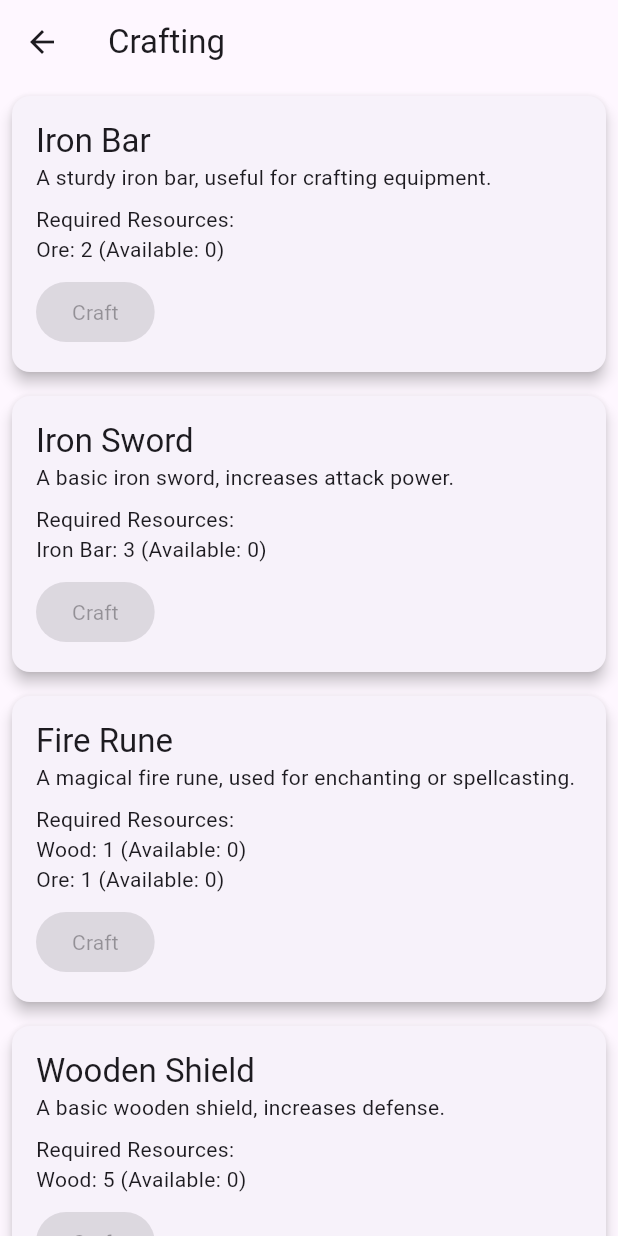
After one commit to chongwongus/incremental-game-app, a Flutter app: the CraftingScreen screen opened directly, on a phone screen of 412 x 824 dp. The commit adds this screen. Run offline on Flutter 3.47's test engine with Material 3 defaults, Android fonts, the phone set to English and light mode, and no system bars; our stand-ins replace shared_preferences; accounts and stored records are empty; generated files the repository leaves out were written again.

Commit message:
added resources and crafting

```diff
--- /dev/null
+++ b/lib/crafting.dart
@@ -0,0 +1,77 @@
+import 'package:flutter/foundation.dart';
+import 'resource.dart';
+
+enum ItemType { Metal, Equipment, Rune, Potion }
+
+class CraftedItem {
+  final String name;
+  final ItemType type;
+  final Map<String, int> resourceCost;
+  final String description;
+
+  CraftedItem({
+    required this.name,
+    required this.type,
+    required this.resourceCost,
+    required this.description,
+  });
+}
+
+class CraftingManager extends ChangeNotifier {
+  final ResourceManager resourceManager;
+  final List<CraftedItem> recipes = [
+    CraftedItem(
+      name: 'Iron Bar',
+      type: ItemType.Metal,
+      resourceCost: {'Ore': 2},
+      description: 'A sturdy iron bar, useful for crafting equipment.',
+    ),
+    CraftedItem(
+      name: 'Iron Sword',
+      type: ItemType.Equipment,
+      resourceCost: {'Iron Bar': 3},
+      description: 'A basic iron sword, increases attack power.',
+    ),
+    CraftedItem(
+      name: 'Fire Rune',
+      type: ItemType.Rune,
+      resourceCost: {'Wood': 1, 'Ore': 1},
+      description: 'A magical fire rune, used for enchanting or spellcasting.',
+    ),
+    CraftedItem(
+      name: 'Wooden Shield',
+      type: ItemType.Equipment,
+      resourceCost: {'Wood': 5},
+      description: 'A basic wooden shield, increases defense.',
+    ),
+    CraftedItem(
+      name: 'Healing Potion',
+      type: ItemType.Potion,
+      resourceCost: {'Herbs': 3, 'Fish': 1},
+      description: 'A potion that restores health when consumed.',
+    ),
+    CraftedItem(
+      name: 'Gem-studded Amulet',
+      type: ItemType.Equipment,
+      resourceCost: {'Iron Bar': 1, 'Gems': 2},
+      description: 'An amulet that boosts magical abilities.',
+    ),
+  ];
+
+  CraftingManager(this.resourceManager);
+
+  bool canCraft(CraftedItem item) {
+    return item.resourceCost.entries.every((entry) =>
+        resourceManager.getResourceQuantity(entry.key) >= entry.value);
+  }
+
+  void craft(CraftedItem item) {
+    if (canCraft(item)) {
+      item.resourceCost.forEach((resource, amount) {
+        resourceManager.addResource(resource, -amount);
+      });
+      // Add the crafted item to inventory or apply its effects
+      notifyListeners();
+    }
+  }
+}
--- /dev/null
+++ b/lib/crafting_screen.dart
@@ -0,0 +1,63 @@
+// crafting_screen.dart
+import 'package:flutter/material.dart';
+import 'package:provider/provider.dart';
+import 'crafting.dart';
+import 'resource.dart';
+
+class CraftingScreen extends StatelessWidget {
+  @override
+  Widget build(BuildContext context) {
+    return Scaffold(
+      appBar: AppBar(title: Text('Crafting')),
+      body: Consumer2<CraftingManager, ResourceManager>(
+        builder: (context, craftingManager, resourceManager, child) {
+          return ListView.builder(
+            itemCount: craftingManager.recipes.length,
+            itemBuilder: (context, index) {
+              final recipe = craftingManager.recipes[index];
+              return CraftingRecipeCard(recipe: recipe);
+            },
+          );
+        },
+      ),
+    );
+  }
+}
+
+class CraftingRecipeCard extends StatelessWidget {
+  final CraftedItem recipe;
+
+  CraftingRecipeCard({required this.recipe});
+
+  @override
+  Widget build(BuildContext context) {
+    final craftingManager = context.watch<CraftingManager>();
+    final resourceManager = context.watch<ResourceManager>();
+
+    return Card(
+      margin: EdgeInsets.all(8),
+      child: Padding(
+        padding: EdgeInsets.all(16),
+        child: Column(
+          crossAxisAlignment: CrossAxisAlignment.start,
+          children: [
+            Text(recipe.name, style: Theme.of(context).textTheme.titleLarge),
+            Text(recipe.description),
+            SizedBox(height: 8),
+            Text('Required Resources:'),
+            ...recipe.resourceCost.entries.map((entry) => Text(
+              '${entry.key}: ${entry.value} (Available: ${resourceManager.getResourceQuantity(entry.key)})'
+            )),
+            SizedBox(height: 8),
+            ElevatedButton(
+              onPressed: craftingManager.canCraft(recipe)
+                ? () => craftingManager.craft(recipe)
+                : null,
+              child: Text('Craft'),
+            ),
+          ],
+        ),
+      ),
+    );
+  }
+}
--- a/lib/idle_manager.dart
+++ b/lib/idle_manager.dart
@@ -1,14 +1,16 @@
 import 'dart:async';
 import 'package:flutter/foundation.dart';
 import 'character.dart';
+import 'resource.dart';
 
 class IdleManager extends ChangeNotifier {
   final Character character;
+  final ResourceManager resourceManager;
   String? activeSkill;
   Timer? activeTimer;
   double progress = 0.0;
 
-  IdleManager(this.character);
+  IdleManager(this.character, this.resourceManager);
 
   void startIdleAction(String skillName) {
     if (activeSkill != null) {
@@ -23,6 +25,7 @@ class IdleManager extends ChangeNotifier {
       if (progress >= 1.0) {
         int xpGained = calculateXpGain(skillName);
         character.improveSkill(skillName, xpGained);
+        gatherResources(skillName);
         progress = 0.0;
       }
       notifyListeners();
@@ -39,8 +42,21 @@ class IdleManager extends ChangeNotifier {
   }
 
   int calculateXpGain(String skillName) {
-    // This is a simple calculation, you can make it more complex based on skill level, equipment, etc.
     return 10 + (character.skills[skillName]?.level ?? 0);
+  }
+
+  void gatherResources(String skillName) {
+    switch (skillName) {
+      case 'Woodcutting':
+        resourceManager.addResource('Wood', 1);
+        break;
+      case 'Mining':
+        resourceManager.addResource('Ore', 1);
+        break;
+      case 'Fishing':
+        resourceManager.addResource('Fish', 1);
+        break;
+    }
   }
 
   @override
--- a/lib/main.dart
+++ b/lib/main.dart
@@ -17,6 +17,7 @@ import 'character.dart';
 import 'quest_widgets.dart';
 import 'idle_manager.dart';
 import 'idle_screen.dart';
+import 'resource.dart';
 
 void main() async {
   WidgetsFlutterBinding.ensureInitialized();
@@ -27,10 +28,17 @@ void main() async {
     MultiProvider(
       providers: [
         ChangeNotifierProvider<Character>.value(
-          value: character ?? Character(name: '', baseClass: BaseClass.melee, skills: {}),
+          value: character ??
+              Character(name: '', baseClass: BaseClass.melee, skills: {}),
         ),
-        ChangeNotifierProvider<IdleManager>(
-          create: (context) => IdleManager(context.read<Character>()),
+        ChangeNotifierProvider(create: (_) => ResourceManager()),
+        ChangeNotifierProxyProvider2<Character, ResourceManager, IdleManager>(
+          create: (context) => IdleManager(
+            context.read<Character>(),
+            context.read<ResourceManager>(),
+          ),
+          update: (context, character, resourceManager, previous) =>
+              previous ?? IdleManager(character, resourceManager),
         ),
         Provider.value(value: persistenceService),
       ],
@@ -54,7 +62,8 @@ class MyApp extends StatelessWidget {
         fontFamily: 'Roboto',
         cardTheme: CardTheme(
           elevation: 4,
-          shape: RoundedRectangleBorder(borderRadius: BorderRadius.circular(12)),
+          shape:
+              RoundedRectangleBorder(borderRadius: BorderRadius.circular(12)),
         ),
       ),
       darkTheme: ThemeData(
@@ -63,7 +72,8 @@ class MyApp extends StatelessWidget {
         fontFamily: 'Roboto',
         cardTheme: CardTheme(
           elevation: 4,
-          shape: RoundedRectangleBorder(borderRadius: BorderRadius.circular(12)),
+          shape:
+              RoundedRectangleBorder(borderRadius: BorderRadius.circular(12)),
         ),
       ),
       home: initialCharacter == null ? CharacterCreationScreen() : HomePage(),
--- /dev/null
+++ b/lib/resource.dart
@@ -0,0 +1,30 @@
+import 'package:flutter/foundation.dart';
+
+class Resource {
+  final String name;
+  final String icon;
+  int quantity;
+
+  Resource({required this.name, required this.icon, this.quantity = 0});
+}
+
+class ResourceManager extends ChangeNotifier {
+  Map<String, Resource> resources = {
+    'Wood': Resource(name: 'Wood', icon: '🪵', quantity: 0),
+    'Ore': Resource(name: 'Ore', icon: '🪨', quantity: 0),
+    'Fish': Resource(name: 'Fish', icon: '🐟', quantity: 0),
+    'Herbs': Resource(name: 'Herbs', icon: '🌿', quantity: 0),
+    'Gems': Resource(name: 'Gems', icon: '💎', quantity: 0),
+  };
+
+  void addResource(String name, int amount) {
+    if (resources.containsKey(name)) {
+      resources[name]!.quantity += amount;
+      notifyListeners();
+    }
+  }
+
+  int getResourceQuantity(String name) {
+    return resources[name]?.quantity ?? 0;
+  }
+}
```
